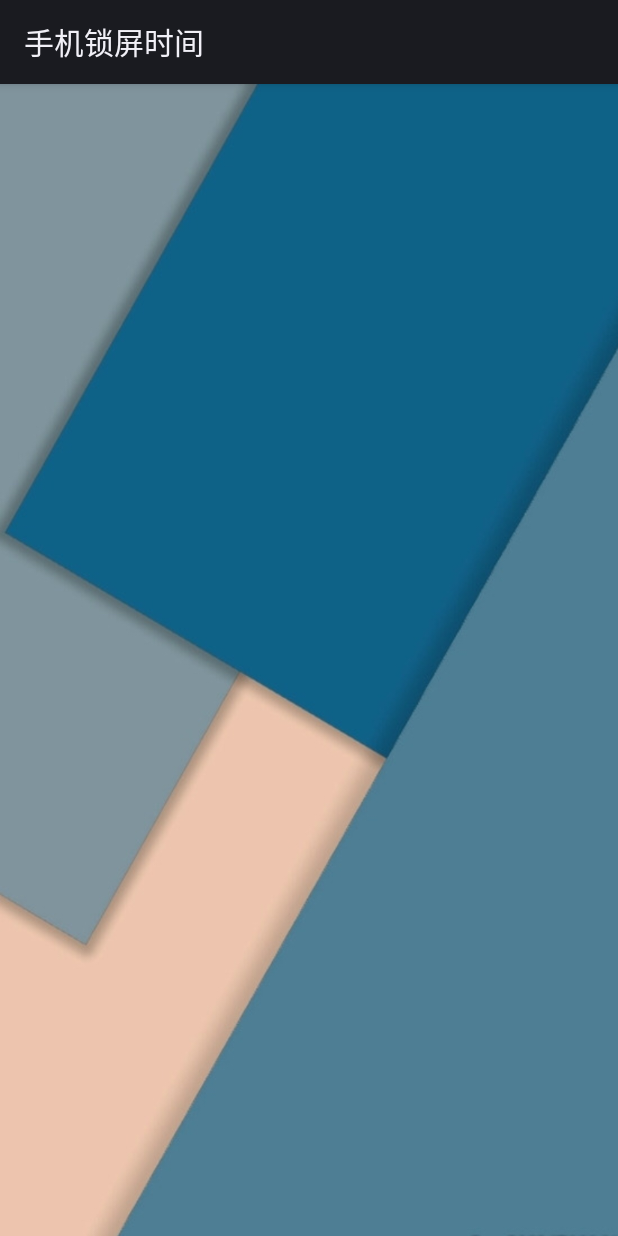
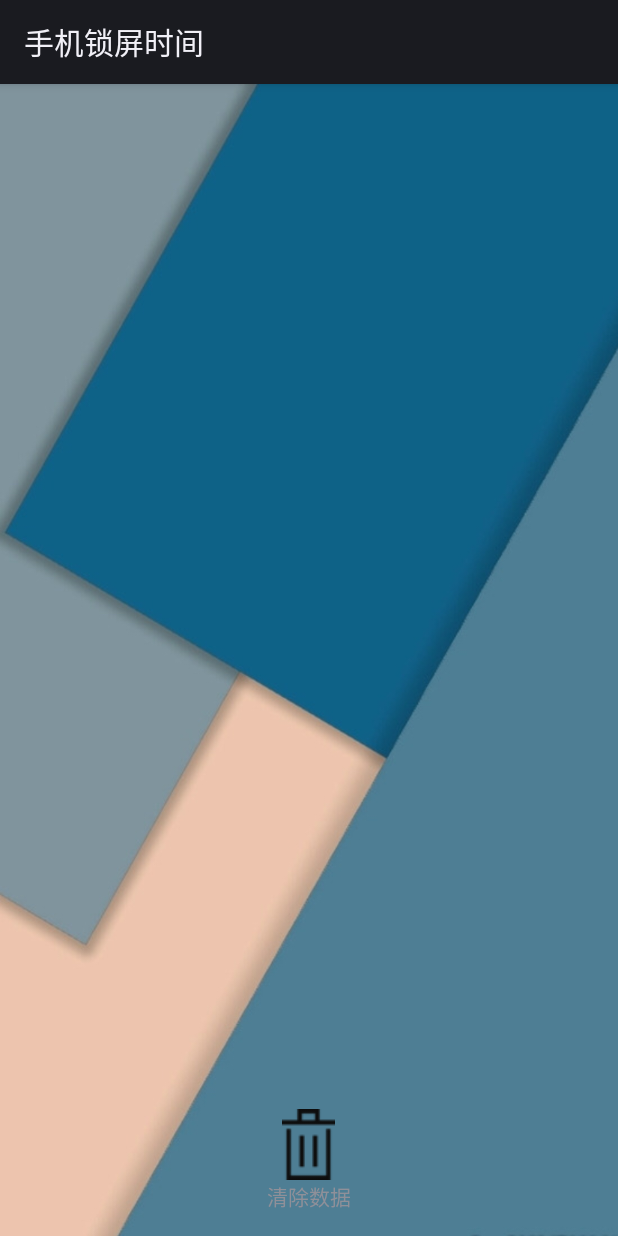
Before and after one commit to Maicius/Wake_client, an Android app: the ScreenOffList screen opened directly, with no data from a screen before it, on a phone screen of 412 x 824 dp. Run offline under Robolectric (Android 15) with nearby library versions, the phone set to English and light mode, and no system bars.

Commit message:
增加欢迎界面，增加about_us

```diff
--- a/CRAZYCLOCK/app/src/main/AndroidManifest.xml
+++ b/CRAZYCLOCK/app/src/main/AndroidManifest.xml
@@ -44,7 +44,7 @@
             android:exported="false" />
 
         <activity
-            android:name=".MainActivity"
+            android:name="com.maicius.wake.AboutUs.welcome"
             android:configChanges="orientation|keyboardHidden|keyboard|navigation"
             android:icon="@drawable/clock_launcher"
             android:label="@string/app_name"
@@ -77,6 +77,9 @@
         <activity
             android:name="com.maicius.wake.AboutUs.AboutUs"
             android:label="@string/about_us" />
+        <activity
+            android:name="com.maicius.wake.alarmClock.MainActivity"
+            android:label="@string/app_name" />
         <activity
             android:name="com.maicius.wake.InterChange.Notification"
             android:label="@string/wake_sure" />
--- a/CRAZYCLOCK/app/src/main/java/com/maicius/wake/InterChange/ScreenOffList.java
+++ b/CRAZYCLOCK/app/src/main/java/com/maicius/wake/InterChange/ScreenOffList.java
@@ -5,6 +5,9 @@ import android.app.ProgressDialog;
 import android.database.Cursor;
 import android.os.Bundle;
 import android.os.Handler;
+import android.view.View;
+import android.widget.ImageButton;
+import android.widget.ImageView;
 import android.widget.ListView;
 import android.widget.SimpleAdapter;
 import android.widget.Switch;
@@ -26,6 +29,7 @@ public class ScreenOffList extends Activity{
     private String returnInfo;
    // private static Handler handler = new Handler();
     private ListView m_list;
+    private ImageView clear_button;
     private List<Map<String, Object>> listItems;
     private DBManager dbManager;
     protected void onCreate(Bundle savedInstanceState){
@@ -34,7 +38,16 @@ public class ScreenOffList extends Activity{
         dbManager = new DBManager(this);
         m_list = (ListView) findViewById(R.id.screen_off_list);
         listItems = new ArrayList<Map<String, Object>>();
+        clear_button = (ImageView)findViewById(R.id.clear_button);
+
         initList();
+        clear_button.setOnClickListener(new View.OnClickListener() {
+            @Override
+            public void onClick(View v) {
+                dbManager.deleteAppUser("screenOffTime");
+                initList();
+            }
+        });
 
     }
     private void initList() {
--- a/CRAZYCLOCK/app/src/main/res/layout/main.xml
+++ b/CRAZYCLOCK/app/src/main/res/layout/main.xml
@@ -2,11 +2,11 @@
 <LinearLayout xmlns:android="http://schemas.android.com/apk/res/android"
     android:layout_width="fill_parent"
     android:layout_height="fill_parent"
-    android:orientation="vertical" >
-
+    android:orientation="vertical"
+    android:background="@drawable/welcome">
     <TextView
         android:layout_width="fill_parent"
         android:layout_height="wrap_content"
-        android:text="@string/hello" />
+        android:text="" />
 
 </LinearLayout>
--- a/CRAZYCLOCK/app/src/main/res/layout/screen_off.xml
+++ b/CRAZYCLOCK/app/src/main/res/layout/screen_off.xml
@@ -1,5 +1,6 @@
 <?xml version="1.0" encoding="utf-8"?>
 <RelativeLayout xmlns:android="http://schemas.android.com/apk/res/android"
+    xmlns:app="http://schemas.android.com/apk/res-auto"
     xmlns:tools="http://schemas.android.com/tools" android:layout_width="match_parent"
     android:layout_height="match_parent" android:paddingLeft="@dimen/activity_horizontal_margin"
     android:paddingRight="@dimen/activity_horizontal_margin"
@@ -17,5 +18,21 @@
         android:layout_alignParentRight="true"
         android:layout_alignParentEnd="true" />
 
+    <TextView
+        android:text="清除数据"
+        android:layout_width="wrap_content"
+        android:layout_height="wrap_content"
+        android:id="@+id/textView11"
+        android:layout_alignParentBottom="true"
+        android:layout_centerHorizontal="true" />
+
+    <ImageView
+        android:layout_width="wrap_content"
+        android:layout_height="wrap_content"
+        android:src="@drawable/delete"
+        android:id="@+id/clear_button"
+        android:layout_above="@+id/textView11"
+        android:layout_centerHorizontal="true" />
+
 
 </RelativeLayout>
```
Also changed, not shown: CRAZYCLOCK/app/src/main/java/com/maicius/wake/AboutUs/AboutUs.java (+14 -0 lines), CRAZYCLOCK/app/src/main/java/com/maicius/wake/AboutUs/welcome.java (added, +47 -0 lines), CRAZYCLOCK/app/src/main/res/layout/about_us.xml (added, +47 -0 lines), CRAZYCLOCK/app/src/main/res/layout/alpha_in.xml (added, +7 -0 lines), CRAZYCLOCK/app/src/main/res/layout/alpha_out.xml (added, +9 -0 lines), CRAZYCLOCK/app/src/main/res/layout/welcome.xml (added, +13 -0 lines), CRAZYCLOCK/app/src/main/res/drawable-mdpi/delete.png (added).
